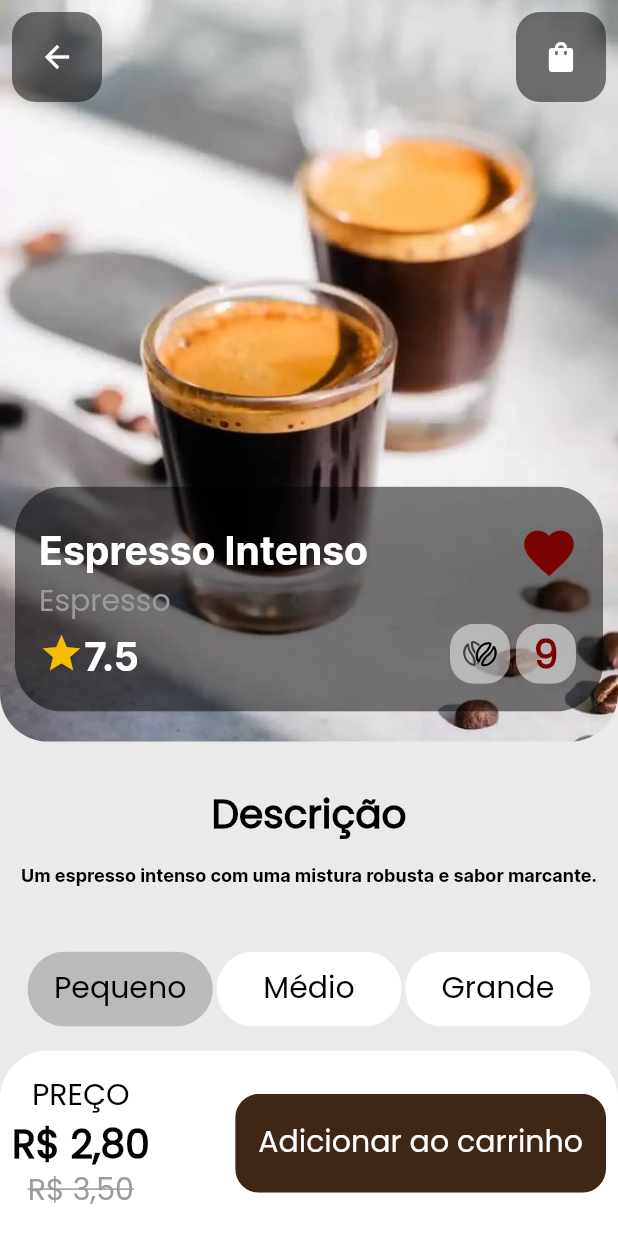
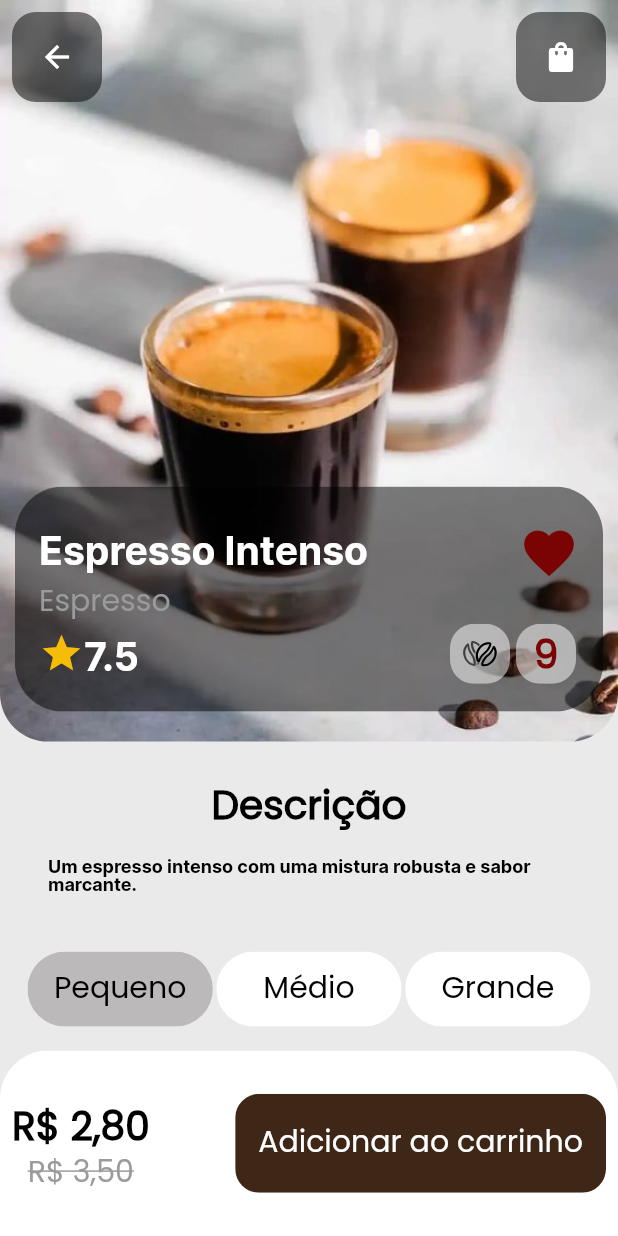
Before and after one commit to teixeiradlucas/Coffee_Shop, a Flutter app: the screen it shows after launch, after a tap on "Espresso Intenso", on a phone screen of 412 x 824 dp. Run offline on Flutter 3.47's test engine with Material 3 defaults, Android fonts, the phone set to English and light mode, and no system bars; our stand-ins replace flutter_svg, go_router.

Commit message:
Alteração visual coffee view

```diff
--- a/lib/view/coffee/coffee_view.dart
+++ b/lib/view/coffee/coffee_view.dart
@@ -176,7 +176,10 @@ class CoffeeView extends StatelessWidget {
 
   Padding _descrition(Coffee itemCoffees) {
     return Padding(
-      padding: const EdgeInsets.all(AppDimens.kPaddingM),
+      padding: const EdgeInsets.only(
+        left: AppDimens.kPaddingXL,
+        right: AppDimens.kPaddingXL,
+      ),
       child: Column(
         children: [
           CustomText.h1(AppStringsGeneric.descrition),
@@ -225,7 +228,6 @@ class CoffeeView extends StatelessWidget {
                   Column(
                     mainAxisAlignment: MainAxisAlignment.center,
                     children: [
-                      CustomText.h2(AppStringsGeneric.price),
                       CustomText.h1(finalPrice(coffee)),
                       CustomText.discount(formattedPrice(coffee.price)),
                     ],
```
